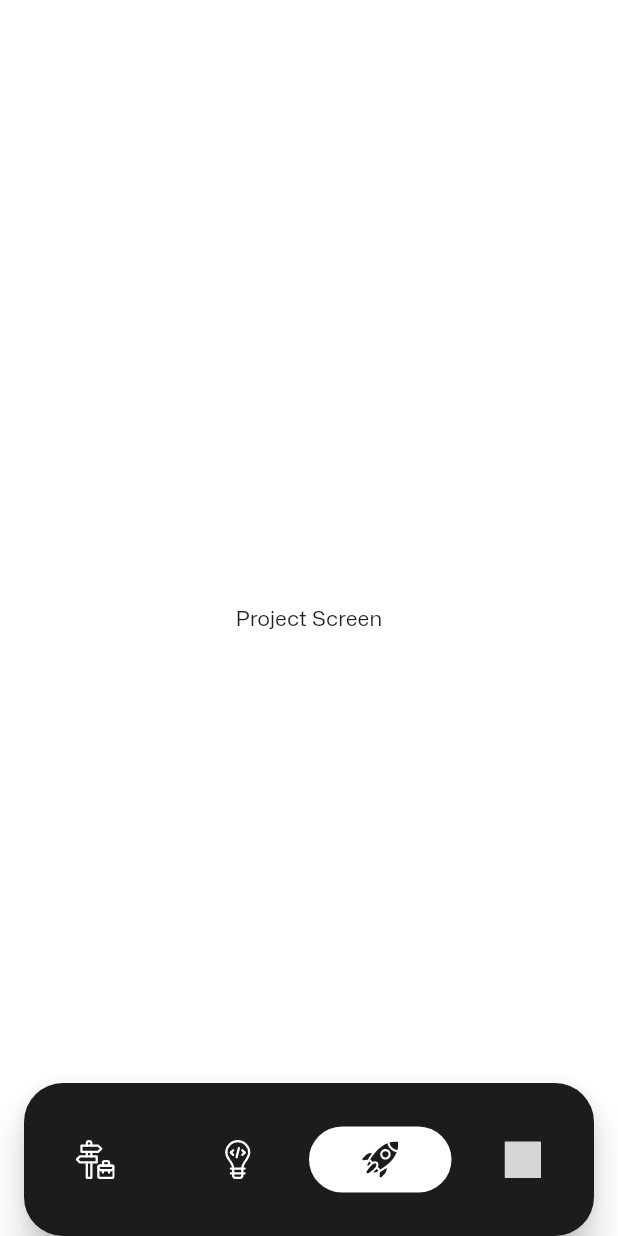
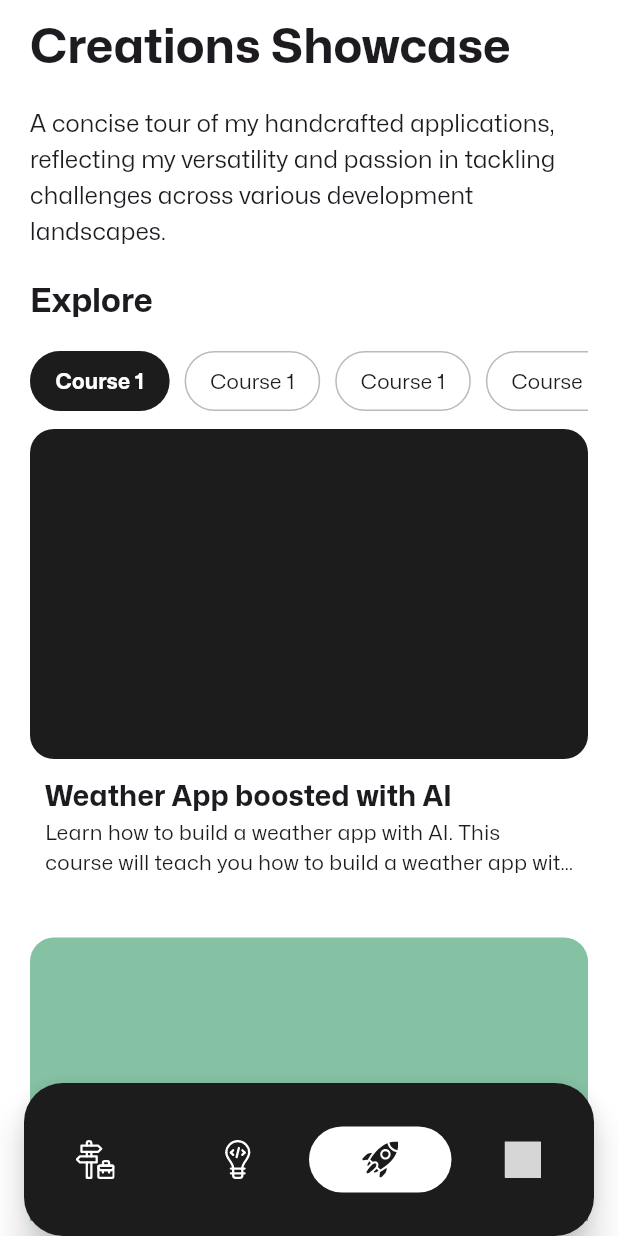
Before and after one commit to BaptisteLecat/portfolio_app, a Flutter app: the screen it shows after launch, item 3 of the bottom bar chosen, on a phone screen of 412 x 824 dp. Run offline on Flutter 3.47's test engine with Material 3 defaults, Android fonts, the phone set to English and light mode, and no system bars; drawn by our look-alikes of custom_navigation_bar; our stand-ins replace carousel_slider, firebase_analytics, firebase_core, firebase_crashlytics, flutter_riverpod, flutter_svg and 5 more; accounts and stored records are empty; project files that could hold a hidden picture were left out; grey boxes are pictures that could not be loaded.

Commit message:
Work on project

```diff
--- a/lib/src/features/project/profile_screen.dart
+++ /dev/null
@@ -1,14 +0,0 @@
-import 'package:flutter/material.dart';
-
-class ProjectsScreen extends StatelessWidget {
-  const ProjectsScreen({super.key});
-
-  @override
-  Widget build(BuildContext context) {
-    return Scaffold(
-      body: const Center(
-        child: Text('Project Screen'),
-      ),
-    );
-  }
-}
--- /dev/null
+++ b/lib/src/features/projects/presentation/projects_screen.dart
@@ -0,0 +1,168 @@
+import 'package:flutter/cupertino.dart';
+import 'package:flutter/material.dart';
+import 'package:flutter/rendering.dart';
+import 'package:flutter/widgets.dart';
+import 'package:go_router/go_router.dart';
+import 'package:portfolio_app/src/routing/app_router.dart';
+
+class ProjectsScreen extends StatelessWidget {
+  const ProjectsScreen({super.key});
+
+  @override
+  Widget build(BuildContext context) {
+    List<String> items = List<String>.generate(10, (i) => 'Item $i');
+    return Scaffold(
+      body: SafeArea(
+          child: Padding(
+        padding: const EdgeInsets.symmetric(horizontal: 20, vertical: 10),
+        child: CustomScrollView(
+          slivers: [
+            SliverToBoxAdapter(
+              child: Column(
+                crossAxisAlignment: CrossAxisAlignment.start,
+                children: [
+                  Text(
+                    'Creations Showcase',
+                    style: Theme.of(context).textTheme.headlineLarge!.copyWith(
+                          fontWeight: FontWeight.bold,
+                        ),
+                  ),
+                  const SizedBox(height: 20),
+                  Text(
+                      'A concise tour of my handcrafted applications, reflecting my versatility and passion in tackling challenges across various development landscapes.',
+                      style: Theme.of(context).textTheme.titleMedium!.copyWith(
+                            fontWeight: FontWeight.w400,
+                          )),
+                  const SizedBox(height: 20),
+                ],
+              ),
+            ),
+            SliverAppBar(
+              collapsedHeight: 100,
+              expandedHeight: 100,
+              pinned: true,
+              floating: true,
+              backgroundColor: Theme.of(context).scaffoldBackgroundColor,
+              surfaceTintColor: Theme.of(context).scaffoldBackgroundColor,
+              flexibleSpace: Container(
+                decoration: BoxDecoration(
+                  color: Theme.of(context).scaffoldBackgroundColor,
+                ),
+                child: Column(
+                  crossAxisAlignment: CrossAxisAlignment.start,
+                  children: [
+                    Text(
+                      "Explore",
+                      style: Theme.of(context).textTheme.titleLarge!.copyWith(
+                            fontWeight: FontWeight.bold,
+                          ),
+                    ),
+                    const SizedBox(height: 20),
+                    SizedBox(
+                      height: 40,
+                      child: ListView.builder(
+                          scrollDirection: Axis.horizontal,
+                          itemBuilder: (context, index) {
+                            return Container(
+                              margin: const EdgeInsets.only(right: 10),
+                              decoration: BoxDecoration(
+                                  color: index == 0
+                                      ? Theme.of(context).dividerColor
+                                      : null,
+                                  borderRadius: BorderRadius.circular(20),
+                                  border: Border.all(
+                                    color: Theme.of(context)
+                                        .dividerColor
+                                        .withOpacity(0.3),
+                                  )),
+                              child: Padding(
+                                padding: const EdgeInsets.symmetric(
+                                    horizontal: 16, vertical: 4),
+                                child: Center(
+                                  child: Text(
+                                    "Course 1",
+                                    style: Theme.of(context)
+                                        .textTheme
+                                        .titleSmall!
+                                        .copyWith(
+                                          color: index == 0
+                                              ? Theme.of(context)
+                                                  .scaffoldBackgroundColor
+                                              : null,
+                                          fontWeight: index == 0
+                                              ? FontWeight.bold
+                                              : FontWeight.normal,
+                                        ),
+                                  ),
+                                ),
+                              ),
+                            );
+                          }),
+                    ),
+                  ],
+                ),
+              ),
+            ),
+            SliverList.builder(
+                itemCount: items.length,
+                itemBuilder: (context, index) {
+                  return GestureDetector(
+                    onTap: () {
+                      context.push("${AppRoute.projects.route}/$index");
+                    },
+                    child: Container(
+                      margin: (index == items.length - 1)
+                          ? const EdgeInsets.only(bottom: 110)
+                          : const EdgeInsets.only(bottom: 40),
+                      child: Column(
+                        crossAxisAlignment: CrossAxisAlignment.start,
+                        children: [
+                          Container(
+                              height: 220,
+                              decoration: BoxDecoration(
+                                color: index % 2 == 0
+                                    ? Theme.of(context).dividerColor
+                                    : Theme.of(context).primaryColor,
+                                borderRadius: BorderRadius.circular(16),
+                              )),
+                          const SizedBox(height: 10),
+                          Padding(
+                            padding: const EdgeInsets.symmetric(horizontal: 10),
+                            child: Column(
+                              crossAxisAlignment: CrossAxisAlignment.start,
+                              children: [
+                                Text(
+                                  "Weather App boosted with AI",
+                                  style: Theme.of(context)
+                                      .textTheme
+                                      .titleMedium!
+                                      .copyWith(
+                                        fontSize: 19,
+                                        fontWeight: FontWeight.bold,
+                                      ),
+                                ),
+                                Text(
+                                  "Learn how to build a weather app with AI. This course will teach you how to build a weather app with AI and Flutter.",
+                                  maxLines: 2,
+                                  overflow: TextOverflow.ellipsis,
+                                  style: Theme.of(context)
+                                      .textTheme
+                                      .bodyMedium!
+                                      .copyWith(
+                                        fontWeight: FontWeight.w400,
+                                      ),
+                                ),
+                              ],
+                            ),
+                          ),
+                        ],
+                      ),
+                    ),
+                  );
+                }),
+          ],
+        ),
+      )),
+    );
+  }
+}
--- a/lib/src/routing/app_router.dart
+++ b/lib/src/routing/app_router.dart
@@ -2,8 +2,9 @@ import 'package:flutter/material.dart';
 import 'package:go_router/go_router.dart';
 import 'package:portfolio_app/src/features/experiences/experience_screen.dart';
 import 'package:portfolio_app/src/features/experiences/experiences_screen.dart';
+import 'package:portfolio_app/src/features/projects/presentation/project_screen.dart';
+import 'package:portfolio_app/src/features/projects/presentation/projects_screen.dart';
 import 'package:portfolio_app/src/features/settings/settings_screen.dart';
-import 'package:portfolio_app/src/features/project/profile_screen.dart';
 import 'package:portfolio_app/src/features/tech/techs_screen.dart';
 import 'package:riverpod_annotation/riverpod_annotation.dart';
 import 'package:portfolio_app/src/routing/not_found_screen.dart';
@@ -27,7 +28,8 @@ enum AppRoute {
   experienceId(route: "experiences:experienceId"),
   techs(route: "/techs"),
   tech(route: "techs:techId"),
-  skills(route: "/skills"),
+  projects(route: "/projects"),
+  project(route: ":projectId"),
   settings(route: "/settings"),
   ;
 
@@ -83,10 +85,25 @@ GoRouter goRouter(ProviderRef<GoRouter> ref) {
             routes: [
               // Shopping Cart
               GoRoute(
-                path: AppRoute.skills.route,
-                name: AppRoute.skills.name,
+                path: AppRoute.projects.route,
+                name: AppRoute.projects.name,
                 pageBuilder: (context, state) =>
                     const NoTransitionPage(child: ProjectsScreen()),
+                routes: [
+                  GoRoute(
+                      path: AppRoute.project.route,
+                      name: AppRoute.project.name,
+                      builder: (context, state) {
+                        final projectId = state.pathParameters['projectId'];
+                        if (projectId == null ||
+                            int.tryParse(projectId) == null) {
+                          return const NotFoundScreen();
+                        }
+                        return ProjectScreen(
+                          projectId: int.parse(projectId),
+                        );
+                      }),
+                ],
               ),
             ],
           ),
--- a/pubspec.yaml
+++ b/pubspec.yaml
@@ -70,6 +70,7 @@ dependencies:
   flutter_staggered_grid_view: ^0.7.0
   sliver_tools: ^0.2.12
   text_scroll: ^0.2.0
+  carousel_slider: ^4.2.1
 
 dev_dependencies:
   flutter_lints: ^2.0.0
@@ -110,6 +111,7 @@ flutter:
     - assets/icons/tech/
     - assets/icons/png/
     - assets/icons/profile/
+    - assets/images/projects/constellation/
   #   - images/a_dot_ham.jpeg
 
   # An image asset can refer to one or more resolution-specific "variants", see
```
Also changed, not shown: lib/src/features/experiences/experience_screen.dart (+19 -9 lines), lib/src/features/projects/presentation/project_screen.dart (added, +211 -0 lines), lib/src/features/tech/techs_screen.dart (+29 -4 lines), assets/images/projects/constellation/image1.png (added), pubspec.lock.
